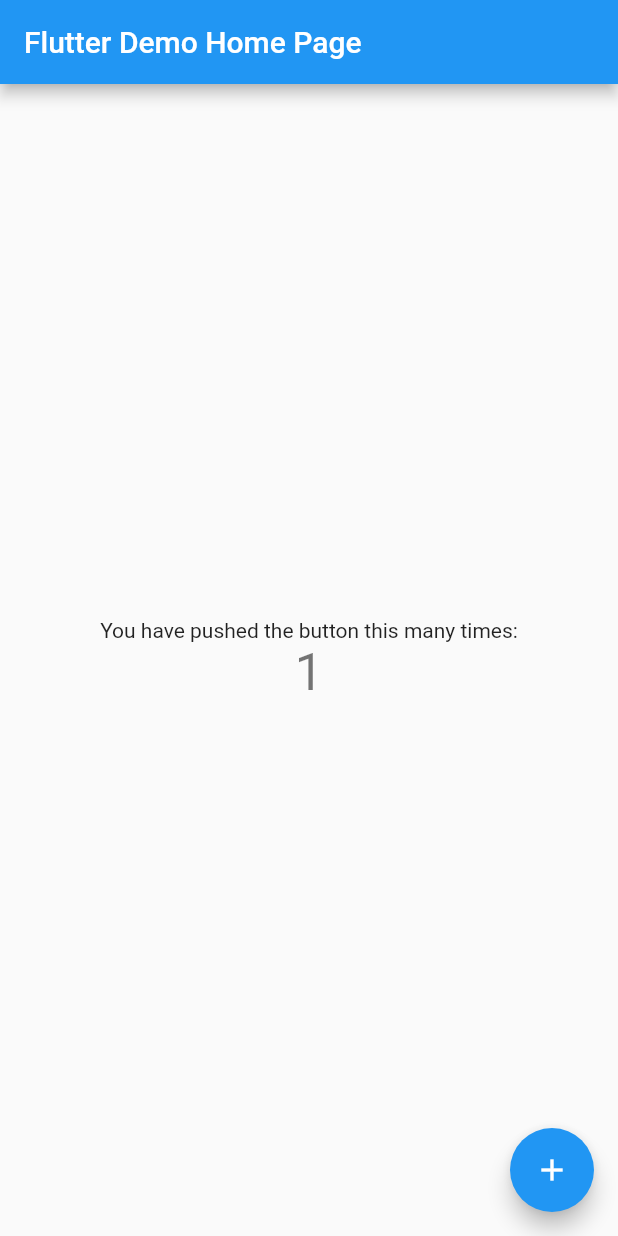
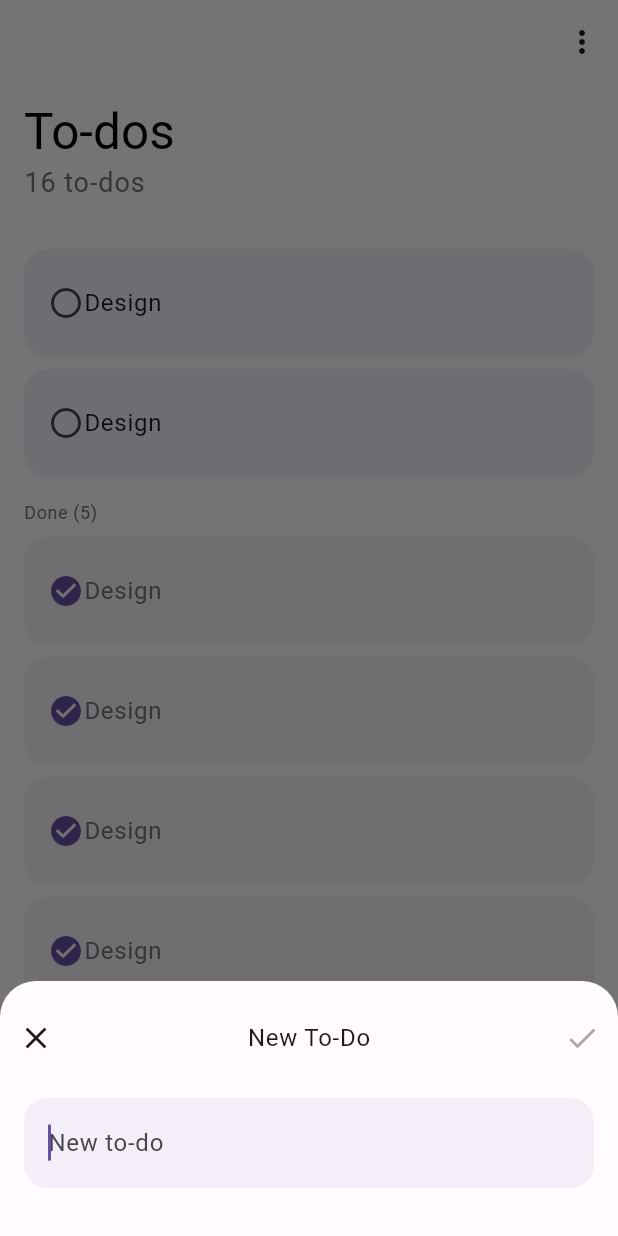
Before and after one commit to darot-chen/todo-app, a Flutter app: the screen it shows after launch, after a tap on the "add" icon, on a phone screen of 412 x 824 dp. Run offline on Flutter 3.47's test engine with Material 2 defaults, Android fonts, the phone set to English and light mode, and no system bars.

Commit message:
Finished Design

```diff
--- /dev/null
+++ b/lib/home_screen.dart
@@ -0,0 +1,142 @@
+import 'package:flutter/material.dart';
+import 'package:todo_app_challenge/new_to_do_bottom_sheet.dart';
+
+class HomeScreen extends StatelessWidget {
+  const HomeScreen({super.key});
+
+  @override
+  Widget build(BuildContext context) {
+    return Scaffold(
+      resizeToAvoidBottomInset: true,
+      backgroundColor: Theme.of(context).colorScheme.background,
+      body: CustomScrollView(
+        slivers: [
+          buildAppBar(context),
+          SliverList(
+            delegate: SliverChildListDelegate(
+              [
+                buildItemList(
+                  length: 2,
+                  item: ListTile(
+                    horizontalTitleGap: 0,
+                    contentPadding: const EdgeInsets.symmetric(vertical: 8, horizontal: 16),
+                    leading: const Icon(Icons.circle_outlined),
+                    title: const Text("Design"),
+                    onTap: () => print('Tap'),
+                  ),
+                ),
+                Padding(
+                  padding: const EdgeInsets.symmetric(horizontal: 16),
+                  child: Text(
+                    'Done (5)',
+                    style:
+                        Theme.of(context).textTheme.bodySmall?.copyWith(color: Theme.of(context).colorScheme.outline),
+                  ),
+                ),
+                buildItemList(
+                  length: 10,
+                  isDone: true,
+                  padding: const EdgeInsets.all(16).copyWith(top: 8),
+                  item: ListTile(
+                    horizontalTitleGap: 0,
+                    contentPadding: const EdgeInsets.symmetric(vertical: 8, horizontal: 16),
+                    leading: Icon(
+                      Icons.check_circle_rounded,
+                      color: Theme.of(context).colorScheme.primary,
+                    ),
+                    title: Text(
+                      "Design",
+                      style: Theme.of(context).textTheme.bodyLarge?.copyWith(
+                            color: Theme.of(context).colorScheme.outline,
+                          ),
+                    ),
+                    onTap: () => print('Tap'),
+                  ),
+                ),
+              ],
+            ),
+          ),
+        ],
+      ),
+      floatingActionButton: FloatingActionButton(
+        child: const Icon(Icons.add),
+        onPressed: () {
+          showModalBottomSheet(
+            context: context,
+            isScrollControlled: true,
+            useRootNavigator: true,
+            builder: (context) {
+              return const NewToDoBottomSheet();
+            },
+          );
+        },
+      ),
+    );
+  }
+
+  SliverAppBar buildAppBar(BuildContext context) {
+    return SliverAppBar(
+      centerTitle: false,
+      pinned: true,
+      snap: false,
+      floating: false,
+      collapsedHeight: 80,
+      expandedHeight: 150.0,
+      elevation: 1,
+      flexibleSpace: FlexibleSpaceBar(
+        titlePadding: const EdgeInsets.all(16),
+        title: Column(
+          crossAxisAlignment: CrossAxisAlignment.start,
+          mainAxisAlignment: MainAxisAlignment.end,
+          children: [
+            const Text(
+              "To-dos",
+              style: TextStyle(color: Colors.black),
+            ),
+            Text(
+              '16 to-dos',
+              style: Theme.of(context).textTheme.bodySmall?.copyWith(
+                    color: Theme.of(context).colorScheme.outline,
+                  ),
+            ),
+          ],
+        ),
+      ),
+      actions: [
+        IconButton(
+          onPressed: () {},
+          icon: Icon(
+            Icons.more_vert,
+            color: Theme.of(context).colorScheme.onSurface,
+          ),
+        ),
+      ],
+    );
+  }
+
+  ListView buildItemList({
+    required int length,
+    required Widget item,
+    bool isDone = false,
+    EdgeInsetsGeometry? padding,
+  }) {
+    return ListView.separated(
+      padding: padding ?? const EdgeInsets.all(16),
+      shrinkWrap: true,
+      itemCount: length,
+      physics: const NeverScrollableScrollPhysics(),
+      itemBuilder: (context, index) {
+        Color color = isDone
+            ? Theme.of(context).colorScheme.outline.withOpacity(0.08)
+            : Theme.of(context).colorScheme.primary.withOpacity(0.08);
+        return Material(
+          color: color,
+          borderRadius: BorderRadius.circular(16),
+          clipBehavior: Clip.hardEdge,
+          child: item,
+        );
+      },
+      separatorBuilder: (context, index) => const SizedBox(height: 8),
+    );
+  }
+}
--- a/lib/main.dart
+++ b/lib/main.dart
@@ -1,4 +1,8 @@
 import 'package:flutter/material.dart';
+import 'package:flutter/services.dart';
+import 'package:todo_app_challenge/theme_config.dart';
+
+import 'home_screen.dart';
 
 void main() {
   runApp(const MyApp());
@@ -7,109 +11,20 @@
 class MyApp extends StatelessWidget {
   const MyApp({super.key});
 
-  // This widget is the root of your application.
   @override
   Widget build(BuildContext context) {
+    SystemChrome.setSystemUIOverlayStyle(const SystemUiOverlayStyle(systemNavigationBarColor: Colors.transparent));
+    SystemChrome.setEnabledSystemUIMode(SystemUiMode.edgeToEdge);
     return MaterialApp(
-      title: 'Flutter Demo',
+      debugShowCheckedModeBanner: false,
       theme: ThemeData(
-        // This is the theme of your application.
-        //
-        // Try running your application with "flutter run". You'll see the
-        // application has a blue toolbar. Then, without quitting the app, try
-        // changing the primarySwatch below to Colors.green and then invoke
-        // "hot reload" (press "r" in the console where you ran "flutter run",
-        // or simply save your changes to "hot reload" in a Flutter IDE).
-        // Notice that the counter didn't reset back to zero; the application
-        // is not restarted.
-        primarySwatch: Colors.blue,
+        useMaterial3: true,
+        colorScheme: ThemeConfig.lightColorScheme,
+        primaryColor: ThemeConfig.lightColorScheme.primary,
+        scaffoldBackgroundColor: ThemeConfig.lightColorScheme.background,
+        textTheme: ThemeConfig.textTheme,
       ),
-      home: const MyHomePage(title: 'Flutter Demo Home Page'),
+      home: const HomeScreen(),
     );
   }
 }
-
-class MyHomePage extends StatefulWidget {
-  const MyHomePage({super.key, required this.title});
-
-  // This widget is the home page of your application. It is stateful, meaning
-  // that it has a State object (defined below) that contains fields that affect
-  // how it looks.
-
-  // This class is the configuration for the state. It holds the values (in this
-  // case the title) provided by the parent (in this case the App widget) and
-  // used by the build method of the State. Fields in a Widget subclass are
-  // always marked "final".
-
-  final String title;
-
-  @override
-  State<MyHomePage> createState() => _MyHomePageState();
-}
-
-class _MyHomePageState extends State<MyHomePage> {
-  int _counter = 0;
-
-  void _incrementCounter() {
-    setState(() {
-      // This call to setState tells the Flutter framework that something has
-      // changed in this State, which causes it to rerun the build method below
-      // so that the display can reflect the updated values. If we changed
-      // _counter without calling setState(), then the build method would not be
-      // called again, and so nothing would appear to happen.
-      _counter++;
-    });
-  }
-
-  @override
-  Widget build(BuildContext context) {
-    // This method is rerun every time setState is called, for instance as done
-    // by the _incrementCounter method above.
-    //
-    // The Flutter framework has been optimized to make rerunning build methods
-    // fast, so that you can just rebuild anything that needs updating rather
-    // than having to individually change instances of widgets.
-    return Scaffold(
-      appBar: AppBar(
-        // Here we take the value from the MyHomePage object that was created by
-        // the App.build method, and use it to set our appbar title.
-        title: Text(widget.title),
-      ),
-      body: Center(
-        // Center is a layout widget. It takes a single child and positions it
-        // in the middle of the parent.
-        child: Column(
-          // Column is also a layout widget. It takes a list of children and
-          // arranges them vertically. By default, it sizes itself to fit its
-          // children horizontally, and tries to be as tall as its parent.
-          //
-          // Invoke "debug painting" (press "p" in the console, choose the
-          // "Toggle Debug Paint" action from the Flutter Inspector in Android
-          // Studio, or the "Toggle Debug Paint" command in Visual Studio Code)
-          // to see the wireframe for each widget.
-          //
-          // Column has various properties to control how it sizes itself and
-          // how it positions its children. Here we use mainAxisAlignment to
-          // center the children vertically; the main axis here is the vertical
-          // axis because Columns are vertical (the cross axis would be
-          // horizontal).
-          mainAxisAlignment: MainAxisAlignment.center,
-          children: <Widget>[
-            const Text(
-              'You have pushed the button this many times:',
-            ),
-            Text(
-              '$_counter',
-              style: Theme.of(context).textTheme.headlineMedium,
-            ),
-          ],
-        ),
-      ),
-      floatingActionButton: FloatingActionButton(
-        onPressed: _incrementCounter,
-        tooltip: 'Increment',
-        child: const Icon(Icons.add),
-      ), // This trailing comma makes auto-formatting nicer for build methods.
-    );
-  }
-}
--- /dev/null
+++ b/lib/new_to_do_bottom_sheet.dart
@@ -0,0 +1,65 @@
+import 'package:flutter/material.dart';
+
+class NewToDoBottomSheet extends StatelessWidget {
+  const NewToDoBottomSheet({
+    super.key,
+  });
+
+  @override
+  Widget build(BuildContext context) {
+    return Container(
+      width: double.infinity,
+      decoration: BoxDecoration(
+        color: Theme.of(context).colorScheme.background,
+        borderRadius: const BorderRadius.vertical(
+          top: Radius.circular(24),
+        ),
+      ),
+      padding: const EdgeInsets.only(bottom: 32, top: 14),
+      margin: EdgeInsets.only(bottom: MediaQuery.of(context).viewInsets.bottom),
+      child: Column(
+        mainAxisSize: MainAxisSize.min,
+        children: [
+          Row(
+            mainAxisAlignment: MainAxisAlignment.spaceBetween,
+            children: [
+              IconButton(
+                onPressed: () {
+                  Navigator.of(context).pop();
+                },
+                icon: Icon(
+                  Icons.close,
+                  color: Theme.of(context).colorScheme.onSurface,
+                ),
+              ),
+              Text(
+                'New To-Do',
+                style: Theme.of(context).textTheme.bodyLarge?.copyWith(color: Theme.of(context).colorScheme.onSurface),
+              ),
+              const IconButton(
+                onPressed: null,
+                icon: Icon(Icons.check),
+              ),
+            ],
+          ),
+          Container(
+            margin: const EdgeInsets.only(top: 16, left: 16, right: 16),
+            clipBehavior: Clip.hardEdge,
+            decoration: BoxDecoration(
+              color: Theme.of(context).colorScheme.primary.withOpacity(0.08),
+              borderRadius: BorderRadius.circular(16),
+            ),
+            child: const TextField(
+              autofocus: true,
+              decoration: InputDecoration(
+                contentPadding: EdgeInsets.symmetric(vertical: 18, horizontal: 16),
+                border: InputBorder.none,
+                hintText: 'New to-do',
+              ),
+            ),
+          ),
+        ],
+      ),
+    );
+  }
+}
--- /dev/null
+++ b/lib/theme_config.dart
@@ -0,0 +1,144 @@
+import 'package:flutter/material.dart';
+
+class ThemeConfig {
+  static const lightColorScheme = ColorScheme(
+    brightness: Brightness.light,
+    primary: Color(0xFF6750A4),
+    onPrimary: Color(0xFFFFFFFF),
+    primaryContainer: Color(0xFFEADDFF),
+    onPrimaryContainer: Color(0xFF21005D),
+    secondary: Color(0xFF625B71),
+    onSecondary: Color(0xFFFFFFFF),
+    secondaryContainer: Color(0xFFE8DEF8),
+    onSecondaryContainer: Color(0xFF1D192B),
+    tertiary: Color(0xFF7D5260),
+    onTertiary: Color(0xFFFFFFFF),
+    tertiaryContainer: Color(0xFFFFD8E4),
+    onTertiaryContainer: Color(0xFF31111D),
+    error: Color(0xFFB3261E),
+    onError: Color(0xFFFFFFFF),
+    errorContainer: Color(0xFFF9DEDC),
+    onErrorContainer: Color(0xFF410E0B),
+    outline: Color(0xFF79747E),
+    background: Color(0xFFFFFBFE),
+    onBackground: Color(0xFF1C1B1F),
+    surface: Color(0xFFFFFBFE),
+    onSurface: Color(0xFF1C1B1F),
+    surfaceVariant: Color(0xFFE7E0EC),
+    onSurfaceVariant: Color(0xFF49454F),
+    inverseSurface: Color(0xFF313033),
+    onInverseSurface: Color(0xFFF4EFF4),
+    inversePrimary: Color(0xFFD0BCFF),
+    shadow: Color(0xFF000000),
+    surfaceTint: Color(0xFF6750A4),
+    outlineVariant: Color(0xFFCAC4D0),
+    scrim: Color(0xFF000000),
+  );
+
+  static const darkColorScheme = ColorScheme(
+    brightness: Brightness.dark,
+    primary: Color(0xFFD0BCFF),
+    onPrimary: Color(0xFF381E72),
+    primaryContainer: Color(0xFF4F378B),
+    onPrimaryContainer: Color(0xFFEADDFF),
+    secondary: Color(0xFFCCC2DC),
+    onSecondary: Color(0xFF332D41),
+    secondaryContainer: Color(0xFF4A4458),
+    onSecondaryContainer: Color(0xFFE8DEF8),
+    tertiary: Color(0xFFEFB8C8),
+    onTertiary: Color(0xFF492532),
+    tertiaryContainer: Color(0xFF633B48),
+    onTertiaryContainer: Color(0xFFFFD8E4),
+    error: Color(0xFFF2B8B5),
+    onError: Color(0xFF601410),
+    errorContainer: Color(0xFF8C1D18),
+    onErrorContainer: Color(0xFFF9DEDC),
+    outline: Color(0xFF938F99),
+    background: Color(0xFF1C1B1F),
+    onBackground: Color(0xFFE6E1E5),
+    surface: Color(0xFF1C1B1F),
+    onSurface: Color(0xFFE6E1E5),
+    surfaceVariant: Color(0xFF49454F),
+    onSurfaceVariant: Color(0xFFCAC4D0),
+    inverseSurface: Color(0xFFE6E1E5),
+    onInverseSurface: Color(0xFF313033),
+    inversePrimary: Color(0xFF6750A4),
+    shadow: Color(0xFF000000),
+    surfaceTint: Color(0xFFD0BCFF),
+    outlineVariant: Color(0xFF49454F),
+    scrim: Color(0xFF000000),
+  );
+
+  static const TextTheme textTheme = TextTheme(
+    displayLarge: TextStyle(
+      fontWeight: FontWeight.w400,
+      fontSize: 57,
+      letterSpacing: -0.25,
+    ),
+    displayMedium: TextStyle(
+      fontWeight: FontWeight.w400,
+      fontSize: 45,
+    ),
+    displaySmall: TextStyle(
+      fontWeight: FontWeight.w400,
+      fontSize: 36,
+      letterSpacing: 0.5,
+    ),
+    headlineLarge: TextStyle(
+      fontWeight: FontWeight.w400,
+      fontSize: 32,
+    ),
+    headlineMedium: TextStyle(
+      fontWeight: FontWeight.w400,
+      fontSize: 28,
+    ),
+    headlineSmall: TextStyle(
+      fontWeight: FontWeight.w400,
+      fontSize: 24,
+    ),
+    titleLarge: TextStyle(
+      fontWeight: FontWeight.w400,
+      fontSize: 22,
+    ),
+    titleMedium: TextStyle(
+      fontWeight: FontWeight.w400,
+      fontSize: 16,
+      letterSpacing: 0.1,
+    ),
+    titleSmall: TextStyle(
+      fontWeight: FontWeight.w500,
+      fontSize: 14,
+      letterSpacing: 0.1,
+    ),
+    labelLarge: TextStyle(
+      fontWeight: FontWeight.w500,
+      fontSize: 14,
+      letterSpacing: 0.1,
+    ),
+    labelMedium: TextStyle(
+      fontWeight: FontWeight.w500,
+      fontSize: 12,
+      letterSpacing: 0.5,
+    ),
+    labelSmall: TextStyle(
+      fontWeight: FontWeight.w500,
+      fontSize: 11,
+      letterSpacing: 0.5,
+    ),
+    bodyLarge: TextStyle(
+      fontWeight: FontWeight.w400,
+      fontSize: 16,
+      letterSpacing: 0.5,
+    ),
+    bodyMedium: TextStyle(
+      fontWeight: FontWeight.w400,
+      fontSize: 14,
+      letterSpacing: 0.25,
+    ),
+    bodySmall: TextStyle(
+      fontWeight: FontWeight.w400,
+      fontSize: 12,
+      letterSpacing: 0.4,
+    ),
+  );
+}
```
Also changed, not shown: pubspec.yaml (+2 -71 lines).
